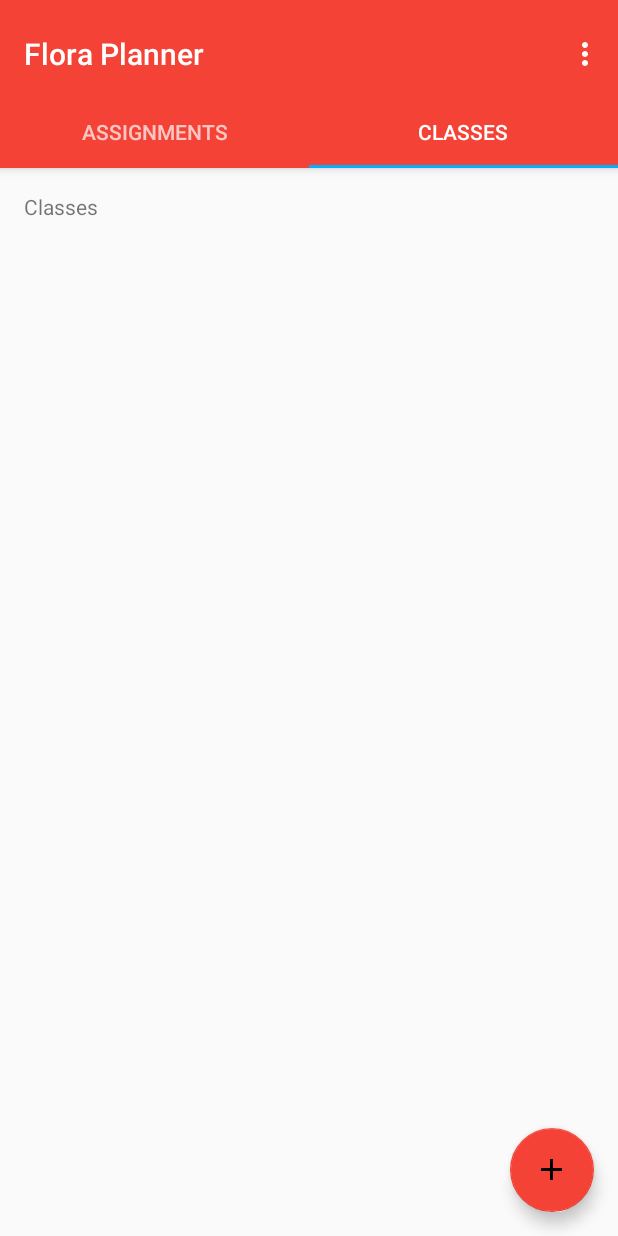
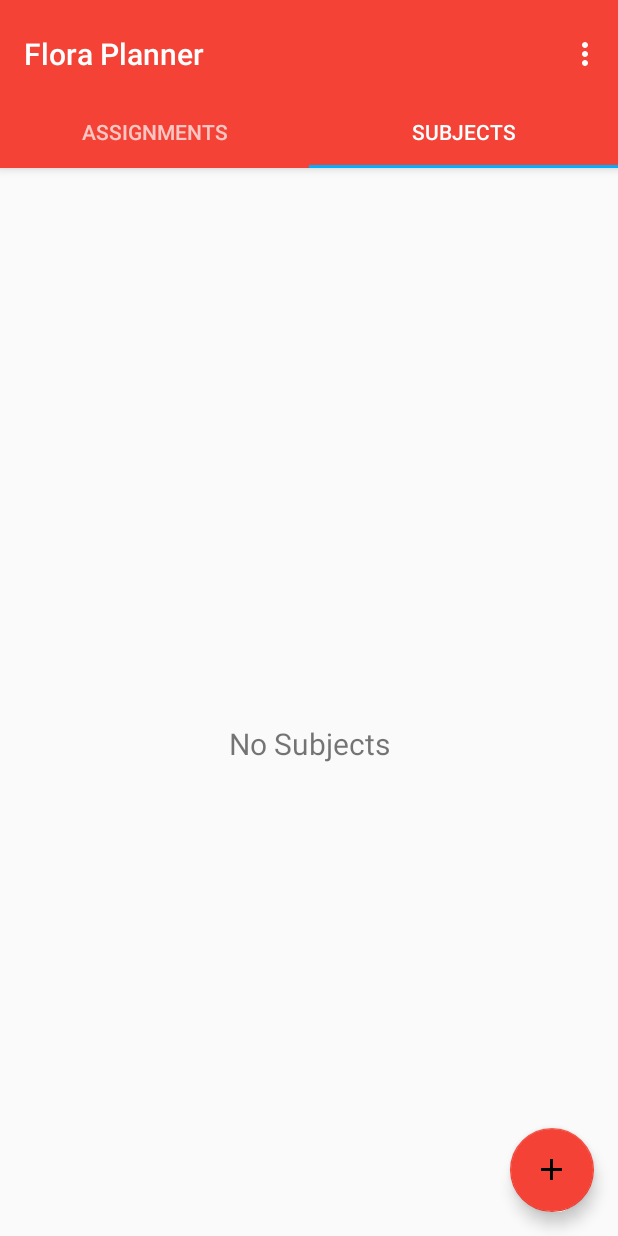
Before and after one commit to Bluejet1179/HomeworkPlannerApp, an Android app: the screen it shows after launch (MainActivityTabs), tab 2 chosen, on a phone screen of 412 x 824 dp. Run offline under Robolectric (Android 15) with nearby library versions, the phone set to English and light mode, and no system bars.

Commit message:
added subject screen with database didn't add switch to database added swipe to delete

```diff
--- a/app/src/main/java/com/rflora/homeworkplannerapp/Base/MainActivityTabs.java
+++ b/app/src/main/java/com/rflora/homeworkplannerapp/Base/MainActivityTabs.java
@@ -17,8 +17,10 @@ import android.widget.TextView;
 
 import com.rflora.homeworkplannerapp.Assignments.AddAssignmentActivity;
 import com.rflora.homeworkplannerapp.Assignments.Assignment;
+import com.rflora.homeworkplannerapp.Assignments.AssignmentDatabaseHandler;
 import com.rflora.homeworkplannerapp.Assignments.AssignmentListFragment;
 import com.rflora.homeworkplannerapp.R;
+import com.rflora.homeworkplannerapp.Subjects.Subject;
 
 public class MainActivityTabs extends AppCompatActivity {
 
@@ -51,14 +53,16 @@ public class MainActivityTabs extends AppCompatActivity {
 
 
 
+
         TabLayout tabLayout = (TabLayout) findViewById(R.id.tabs);
         tabLayout.setupWithViewPager(mViewPager);
 
-
+//TODO:Add button to add subjects
 
         mActionButton.setOnClickListener(new View.OnClickListener() {
             @Override
             public void onClick(View v) {
+
                 Intent intent = new Intent(getApplicationContext(), AddAssignmentActivity.class);
 
                 startActivity(intent);
@@ -68,11 +72,6 @@ public class MainActivityTabs extends AppCompatActivity {
         );
     }
 
-
-        public void addAssignmentFromActivity(Assignment assignment){
-            AssignmentListFragment mAssignmentfragment = (AssignmentListFragment) getSupportFragmentManager().findFragmentByTag(getFragmentTag(0));
-            mAssignmentfragment.addAssignment(assignment);
-        }
 
 
 
@@ -105,35 +104,6 @@ public class MainActivityTabs extends AppCompatActivity {
     }
 
 
-    /**
-     * A placeholder fragment containing a simple view.(Classes)
-     */
-
-    public static class PlaceholderFragment extends Fragment {
-
-        private static final String ARG_SECTION_NUMBER = "section_number";
-
-        public PlaceholderFragment() {
-        }
-
-
-        public static PlaceholderFragment newInstance(int sectionNumber) {
-            PlaceholderFragment fragment = new PlaceholderFragment();
-            Bundle args = new Bundle();
-            args.putInt(ARG_SECTION_NUMBER, sectionNumber);
-            fragment.setArguments(args);
-            return fragment;
-        }
-
-        @Override
-        public View onCreateView(LayoutInflater inflater, ViewGroup container,
-                                 Bundle savedInstanceState) {
-            View rootView = inflater.inflate(R.layout.fragment_main_activity_tabs, container, false);
-            TextView textView = (TextView) rootView.findViewById(R.id.section_label);
-            textView.setText("Classes");
-            return rootView;
-        }
-    }
 
 
 
--- a/app/src/main/java/com/rflora/homeworkplannerapp/Base/SectionsPagerAdapter.java
+++ b/app/src/main/java/com/rflora/homeworkplannerapp/Base/SectionsPagerAdapter.java
@@ -3,12 +3,10 @@ package com.rflora.homeworkplannerapp.Base;
 import android.support.v4.app.Fragment;
 import android.support.v4.app.FragmentManager;
 import android.support.v4.app.FragmentPagerAdapter;
-import android.text.format.Time;
 
-import com.rflora.homeworkplannerapp.Assignments.Assignment;
 import com.rflora.homeworkplannerapp.Assignments.AssignmentListFragment;
-import com.rflora.homeworkplannerapp.Base.MainActivityTabs.PlaceholderFragment;
-import com.rflora.homeworkplannerapp.R;
+import com.rflora.homeworkplannerapp.Subjects.SubjectListFragment;
+
 
 /**
  * Created by flora on 7/23/2017.
@@ -30,14 +28,14 @@ private FragmentManager mFragmentManager;
 
             return assignmentListFragment;
         }else {
-            //TODO:Classes fragment
-           return  PlaceholderFragment.newInstance(position + 1);
+            //TODO:Subject fragment
+            SubjectListFragment subjectListFragment = new SubjectListFragment();
+           return  subjectListFragment;
         }
     }
 
     @Override
     public int getCount() {
-        // Show 3 total pages.
         return 2;
     }
 
@@ -47,7 +45,7 @@ private FragmentManager mFragmentManager;
             case 0:
                 return "ASSIGNMENTS";
             case 1:
-                return "CLASSES";
+                return "SUBJECTS";
 
         }
         return null;
--- /dev/null
+++ b/app/src/main/java/com/rflora/homeworkplannerapp/Subjects/RecyclerAdapterSubjects.java
@@ -0,0 +1,92 @@
+package com.rflora.homeworkplannerapp.Subjects;
+
+import android.speech.tts.TextToSpeech;
+import android.support.v7.widget.RecyclerView;
+import android.view.LayoutInflater;
+import android.view.View;
+import android.view.ViewGroup;
+import android.widget.TextView;
+
+import com.rflora.homeworkplannerapp.Assignments.AssignmentDatabaseHandler;
+import com.rflora.homeworkplannerapp.Assignments.RecyclerAdapterAssignment;
+import com.rflora.homeworkplannerapp.R;
+
+import java.util.List;
+
+/**
+ * Created by flora on 8/16/2017.
+ */
+
+public class RecyclerAdapterSubjects extends RecyclerView.Adapter<RecyclerAdapterSubjects.ViewHolder> {
+
+    private AssignmentDatabaseHandler mDatabaseHandler;
+    private List<Subject> mSubjectList;
+    private SubjectListFragment mSubjectListFragment;
+
+
+    public RecyclerAdapterSubjects(AssignmentDatabaseHandler db, SubjectListFragment fragment) {
+        mDatabaseHandler = db;
+        mSubjectList = mDatabaseHandler.getAllSubjects();
+        setHasStableIds(true);
+        mSubjectListFragment = fragment;
+    }
+
+
+    public static class ViewHolder extends RecyclerView.ViewHolder {
+        public TextView mName;
+        public TextView mEndTime;
+
+        public ViewHolder(View v) {
+            super(v);
+            mName = (TextView) v.findViewById(R.id.text_subject_name);
+            mEndTime = (TextView) v.findViewById(R.id.text_end_time);
+        }
+
+    }
+
+    // Create new views (invoked by the layout manager)
+    @Override
+    public RecyclerAdapterSubjects.ViewHolder onCreateViewHolder(ViewGroup parent,
+                                                                   int viewType) {
+        //TODO: Link up views
+        // create a new view
+        View v = (View) LayoutInflater.from(parent.getContext())
+                .inflate(R.layout.subject_row, parent, false);
+        // set the view's size, margins, paddings and layout parameters
+        ViewHolder vh = new ViewHolder(v);
+        return vh;
+    }
+
+    @Override
+    public void onBindViewHolder(ViewHolder holder, int position) {
+        holder.mName.setText(mSubjectList.get(position).getName());
+        int hours = mSubjectList.get(position).getEndTimeMinutes() / 60;
+        int minutes = mSubjectList.get(position).getEndTimeMinutes() % 60;
+        if(minutes >= 10) {
+            holder.mEndTime.setText(hours + ":" + minutes);
+        }else {
+            holder.mEndTime.setText(hours + ":" + "0" + minutes);
+        }
+    }
+
+    @Override
+    public long getItemId(int position) {
+        return mSubjectList.get(position).getID();
+    }
+
+    @Override
+    public int getItemCount() {
+        return mSubjectList.size();
+    }
+
+    public void updateDatabase() {
+        mDatabaseHandler.deleteAllSubjects();
+        mDatabaseHandler.addSubjects(mSubjectList);
+        notifyDataSetChanged();
+    }
+
+    public void updateList() {
+        mSubjectList = mDatabaseHandler.getAllSubjects();
+        notifyDataSetChanged();
+    }
+}
--- /dev/null
+++ b/app/src/main/java/com/rflora/homeworkplannerapp/Subjects/SubjectListFragment.java
@@ -0,0 +1,140 @@
+package com.rflora.homeworkplannerapp.Subjects;
+
+import android.content.Context;
+import android.net.Uri;
+import android.os.Bundle;
+import android.support.v4.app.Fragment;
+import android.support.v7.widget.DividerItemDecoration;
+import android.support.v7.widget.LinearLayoutManager;
+import android.support.v7.widget.RecyclerView;
+import android.support.v7.widget.helper.ItemTouchHelper;
+import android.view.LayoutInflater;
+import android.view.View;
+import android.view.ViewGroup;
+import android.widget.TextView;
+
+import com.rflora.homeworkplannerapp.Assignments.Assignment;
+import com.rflora.homeworkplannerapp.Assignments.AssignmentDatabaseHandler;
+import com.rflora.homeworkplannerapp.Assignments.AssignmentListFragment;
+import com.rflora.homeworkplannerapp.Assignments.CustomAnimator;
+import com.rflora.homeworkplannerapp.Assignments.RecyclerAdapterAssignment;
+import com.rflora.homeworkplannerapp.R;
+
+
+public class SubjectListFragment extends Fragment {
+    private AssignmentDatabaseHandler databaseHandler;
+    private RecyclerView mRecyclerView;
+    private RecyclerAdapterSubjects mAdapterSubjects;
+    public TextView no_Subjects;
+
+    public SubjectListFragment() {
+        // Required empty public constructor
+    }
+
+    public static SubjectListFragment newInstance() {
+        SubjectListFragment fragment = new SubjectListFragment();
+        return fragment;
+    }
+
+    @Override
+    public void onCreate(Bundle savedInstanceState) {
+        databaseHandler = new AssignmentDatabaseHandler(getActivity());
+        //Temp
+        //databaseHandler.addSubject(new Subject("Math", 750));
+        //databaseHandler.addSubject(new Subject("English", 900));
+        mAdapterSubjects = new RecyclerAdapterSubjects(databaseHandler, this);
+        super.onCreate(savedInstanceState);
+
+
+
+
+    }
+
+    @Override
+    public View onCreateView(LayoutInflater inflater, ViewGroup container,
+                             Bundle savedInstanceState) {
+        // Inflate the layout for this fragment
+        View v = inflater.inflate(R.layout.fragment_subject_list, container, false);
+        mRecyclerView = (RecyclerView) v.findViewById(R.id.recycler_view_subjects);
+        no_Subjects = (TextView) v.findViewById(R.id.no_subjects_view);
+        mRecyclerView.setLayoutManager(new LinearLayoutManager(getActivity()));
+        mRecyclerView.setHasFixedSize(false);
+        mRecyclerView.setAdapter(mAdapterSubjects);
+        mRecyclerView.setItemAnimator(new CustomAnimator(getContext()));
+        //Dividers
+        RecyclerView.ItemDecoration itemDecoration = new
+                DividerItemDecoration(getActivity(), DividerItemDecoration.VERTICAL);
+        mRecyclerView.addItemDecoration(itemDecoration);
+
+        mAdapterSubjects.updateList();
+
+
+        if(mAdapterSubjects.getItemCount() == 0){
+            no_Subjects.setVisibility(View.VISIBLE);
+        }else {
+            no_Subjects.setVisibility(View.GONE);
+        }
+
+
+
+        ItemTouchHelper.SimpleCallback simpleItemTouchCallback = new ItemTouchHelper.SimpleCallback(0, ItemTouchHelper.LEFT | ItemTouchHelper.RIGHT) {
+            @Override
+            public boolean onMove(RecyclerView recyclerView, RecyclerView.ViewHolder viewHolder, RecyclerView.ViewHolder target) {
+                return false;
+            }
+
+            @Override
+            public void onSwiped(RecyclerView.ViewHolder viewHolder, int direction) {
+                int position = viewHolder.getAdapterPosition();
+                int id =(int) mAdapterSubjects.getItemId(position);
+                databaseHandler.deleteSubject(id);
+                mAdapterSubjects.updateList();
+            }
+        };
+        ItemTouchHelper itemTouchHelper = new ItemTouchHelper(simpleItemTouchCallback);
+        itemTouchHelper.attachToRecyclerView(mRecyclerView);
+
+        return v;
+    }
+
+    public void addSubject(Subject subject){
+        databaseHandler.addSubject(subject);
+        mAdapterSubjects.updateList();
+    }
+
+
+
+    @Override
+    public void onAttach(Context context) {
+
+
+
+        super.onAttach(context);
+
+    }
+
+    @Override
+    public void onDetach() {
+        super.onDetach();
+    }
+
+    @Override
+    public void onPause() {
+        super.onPause();
+        mAdapterSubjects.updateDatabase();
+
+    }
+
+    @Override
+    public void onResume() {
+        super.onResume();
+        mAdapterSubjects.notifyDataSetChanged();
+        mRecyclerView.requestLayout();
+    }
+
+    public int size(){
+        return mAdapterSubjects.getItemCount();
+    }
+
+
+}
--- /dev/null
+++ b/app/src/main/res/layout/fragment_subject_list.xml
@@ -0,0 +1,21 @@
+<FrameLayout xmlns:android="http://schemas.android.com/apk/res/android"
+             xmlns:tools="http://schemas.android.com/tools"
+             android:layout_width="match_parent"
+             android:layout_height="match_parent"
+             tools:context="com.rflora.homeworkplannerapp.Subjects.SubjectListFragment">
+
+    <!-- TODO: Update blank fragment layout -->
+
+    <android.support.v7.widget.RecyclerView
+        android:id="@+id/recycler_view_subjects"
+        android:layout_width="match_parent"
+        android:layout_height="match_parent"/>
+    <TextView
+        android:id="@+id/no_subjects_view"
+        android:layout_width="match_parent"
+        android:layout_height="match_parent"
+        android:gravity="center"
+        android:text="@string/noSubjects"
+        android:textSize="20sp"
+        android:visibility="gone"/>
+</FrameLayout>
--- a/app/src/main/res/values/strings.xml
+++ b/app/src/main/res/values/strings.xml
@@ -7,4 +7,5 @@
     <string name="title_activity_main_tabs">Flora Planner</string>
     <string name="action_settings">Settings</string>
     <string name="section_format">Hello World from section: %1$d</string>
+    <string name="noSubjects">No Subjects</string>
 </resources>
```
Also changed, not shown: app/src/main/java/com/rflora/homeworkplannerapp/Assignments/AssignmentDatabaseHandler.java (+138 -15 lines), app/src/main/java/com/rflora/homeworkplannerapp/Classes/Classes.java (deleted, +0 -35 lines), app/src/main/java/com/rflora/homeworkplannerapp/Subjects/Subject.java (added, +58 -0 lines), app/src/main/res/layout/subject_row.xml (added, +52 -0 lines).
